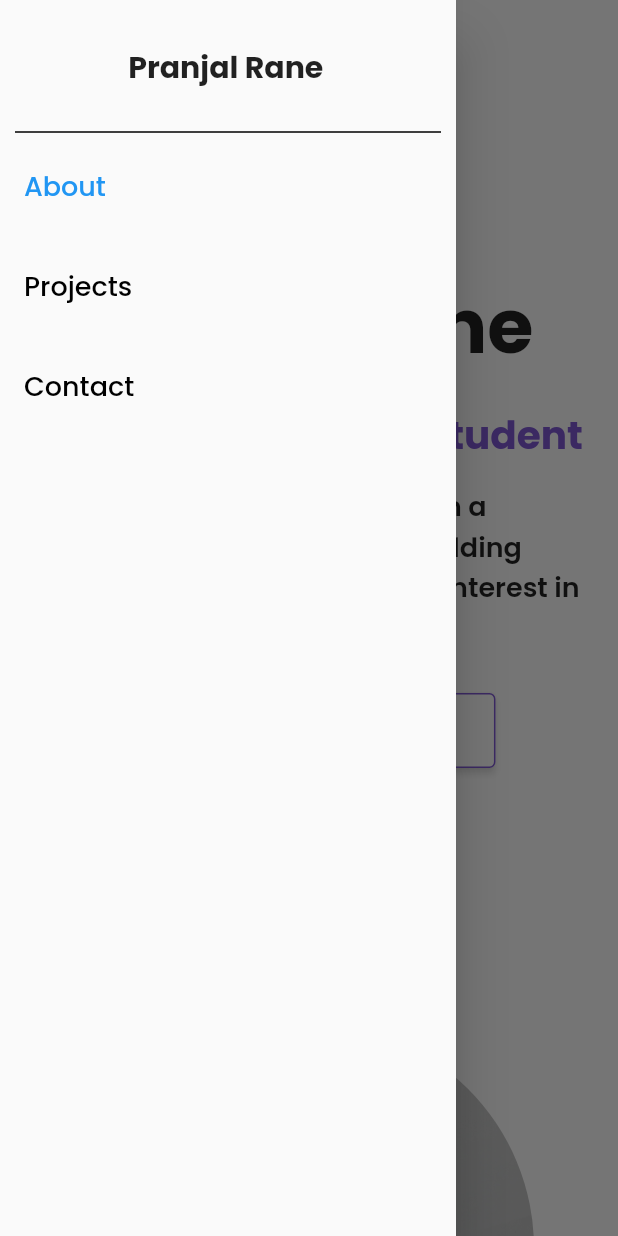
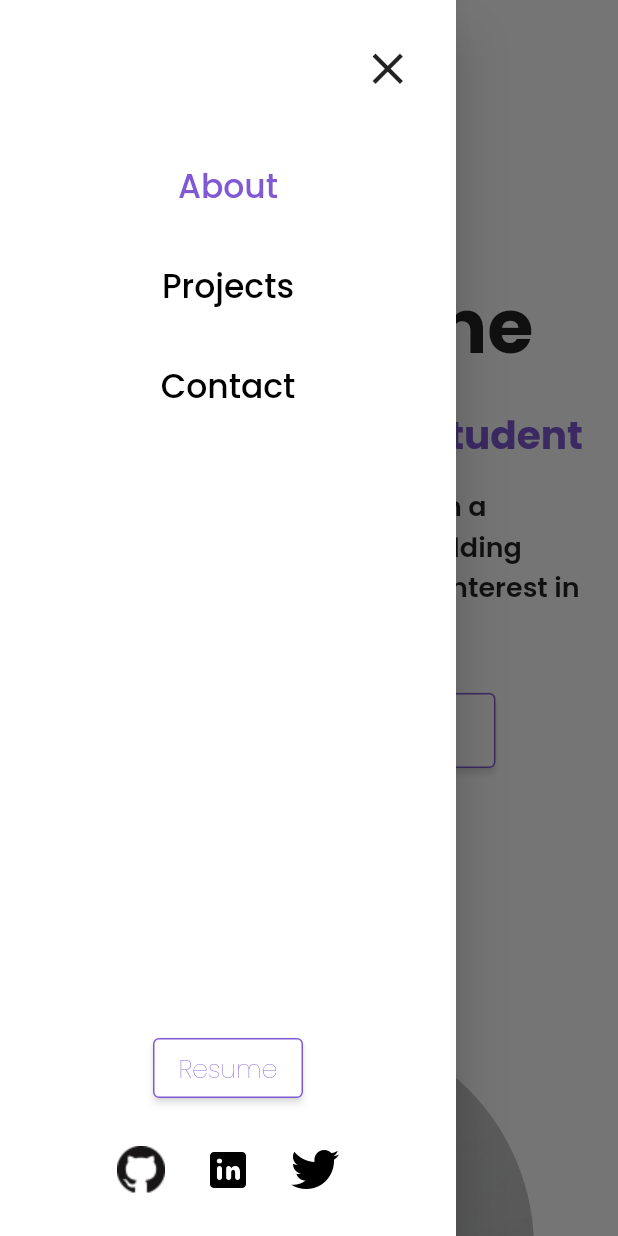
Before and after one commit to pranjal0207/pranjal-rane-portfolio, a Flutter app: the screen it shows after launch, with the side drawer open, on a phone screen of 412 x 824 dp. Run offline on Flutter 3.47's test engine with Material 2 defaults, Android fonts, the phone set to English and light mode, and no system bars; our stand-ins replace google_fonts; missing offline and left inert: dart:js, mailto.

Commit message:
updated mobile drawer

```diff
--- a/lib/widgets/mobileDrawer.dart
+++ b/lib/widgets/mobileDrawer.dart
@@ -1,6 +1,7 @@
 import 'package:flutter/material.dart';
-import 'package:pranjal_rane_portfolio/widgets/titleName.dart';
-
+import 'package:pranjal_rane_portfolio/widgets/contactPage.dart';
+import 'package:pranjal_rane_portfolio/widgets/resumeButton.dart';
+import 'dart:js' as js;
 import 'mobileDrawerItem.dart';
 
 class MobileDrawer extends StatefulWidget {
@@ -25,7 +26,7 @@ class _MobileDrawerState extends State<MobileDrawer> {
 
     await Scrollable.ensureVisible(
       context,
-      duration: Duration(milliseconds: 500)
+      duration: Duration(milliseconds: 800)
     );
   }
 
@@ -36,20 +37,27 @@ class _MobileDrawerState extends State<MobileDrawer> {
 
   @override
   Widget build(BuildContext context) {
-    return Drawer(
+    return Theme(
+      data: Theme.of(context).copyWith(
+        canvasColor: Colors.white
+      ),
+      child: Drawer(
         child: Column(
           children: <Widget>[
             Container(
-            margin: EdgeInsets.only(top: 30, bottom: 20),
-            child: TitleName(),
+              margin: EdgeInsets.only(top : 20, right: 20, bottom: 20),
+              child: Row(
+                mainAxisAlignment: MainAxisAlignment.end,
+                children: [
+                  IconButton(
+                    onPressed: (){
+                      Navigator.pop(context);
+                    },
+                    icon: Icon(Icons.close),
+                    iconSize: 35,
+                  )
+                ],
               ),
-
-          Container(
-            margin: EdgeInsets.only(left : 10, right: 10),
-            child : Divider(
-              thickness: 1,
-              color: Colors.black,
-            )
             ),
 
             Container(
@@ -79,9 +87,86 @@ class _MobileDrawerState extends State<MobileDrawer> {
                   );
                 }
               )
+            ),
+
+            Expanded(
+              child : Container(
+                margin: EdgeInsets.only(bottom: 20),
+                child: Column(
+                  mainAxisAlignment: MainAxisAlignment.end,
+                  children: <Widget>[
+                    ResumeButton(
+                      resumeLink: "https://drive.google.com/file/d/1eAk6Wt60WtcaGnzjhLGJWxCSg_iB3IgZ/view?usp=sharing"
+                    ),
+
+                    SizedBox(
+                      height: 20,
+                    ),
+
+                    Row(
+                      mainAxisAlignment: MainAxisAlignment.center,
+                      children: <Widget>[
+                        IconButton(
+                          onPressed: (){
+                            js.context.callMethod('open', ["https://github.com/pranjal0207"]);
+                          },
+                          icon: Image.asset(
+                            "assets/icons/githubIcon.png",
+                            height: 48,
+                            width: 48,
+                          ),
+                          splashColor: Colors.transparent,
+                          splashRadius: 0.1,
+                          iconSize: 15,
+                          tooltip : "GitHub"
+                        ),
+
+                        SizedBox(
+                          width: 10,
+                        ),
+
+                        IconButton(
+                          onPressed: () {
+                            js.context.callMethod('open', ["https://www.linkedin.com/in/pranjal-rane/"]);
+                          },
+                          icon: Image.asset(
+                            "assets/icons/linkedinIcon.png",
+                            height: 48,
+                            width: 48,
+                          ),
+                          splashColor: Colors.transparent,
+                          splashRadius: 0.1,
+                          iconSize: 15,
+                          tooltip : "LinkedIn"
+                        ),
+
+                        SizedBox(
+                          width: 10,
+                        ),
+
+                        IconButton(
+                          onPressed: () {
+                            js.context.callMethod('open', ["https://twitter.com/pranjal_rane"]);
+                          },
+                          icon: Image.asset(
+                            "assets/icons/twitterIcon.png",
+                            height: 48,
+                            width: 48,
+                          ),
+                          splashColor: Colors.transparent,
+                          splashRadius: 0.1,
+                          iconSize: 15,
+                          tooltip : "Twitter"
+                        ),
+                      ],
+                    ),
+                  ]
+                )
+              )
             )
           ],
         ),
+      )
     );
   }
 }
--- a/lib/widgets/mobileDrawerItem.dart
+++ b/lib/widgets/mobileDrawerItem.dart
@@ -14,16 +14,15 @@ class MobileDrawerItem extends StatelessWidget {
 
   @override
   Widget build(BuildContext context) {
-    return ListTile(
-      title: Text(
+    return TextButton(
+      onPressed: onPress,
+      child: Text(
         title,
         style: TextStyle(
-          color: (isActive)? Colors.blue : Colors.black,
-          fontSize: 18
+          color: (isActive)? Color(0xff805ad5) : Colors.black,
+          fontSize: 22
         ),
-      ),
-      onTap: onPress,
-      hoverColor: Colors.blue.shade100,
+      )
     );
   }
 }
--- a/lib/widgets/navigationBar.dart
+++ b/lib/widgets/navigationBar.dart
@@ -1,5 +1,6 @@
 import 'package:flutter/material.dart';
 import 'package:pranjal_rane_portfolio/widgets/navigationBarItem.dart';
+import 'package:pranjal_rane_portfolio/widgets/resumeButton.dart';
 import 'package:pranjal_rane_portfolio/widgets/titleName.dart';
 import 'dart:js' as js;
 
@@ -41,7 +42,7 @@ class _NavigationBarState extends State<NavigationBar> {
   @override
   Widget build(BuildContext context) {
     final double maxWidth = 1200;
-    final double screenWidth = MediaQuery.of(context).size.width;
+    //final double screenWidth = MediaQuery.of(context).size.width;
     return Container(
       padding: EdgeInsets.only(top : 25, bottom: 25, left : 20, right: 20),
       constraints: BoxConstraints(maxWidth: maxWidth),
@@ -78,38 +79,8 @@ class _NavigationBarState extends State<NavigationBar> {
             ),
           ),
 
-          Container(
-            child: MouseRegion(
-              onHover: (_){
-                setState(() {
-                  hover = true;
-                });
-              },
-              onExit: (_){
-                setState(() {
-                  hover = false;
-                });
-              },
-              child: ElevatedButton(
-                child: Text(
-                  "Resume",
-                  style: TextStyle(
-                    color: (hover)? Colors.white : Color(0xff805ad5),
-                    fontWeight: FontWeight.w200,
-                    fontSize: 17
-                  ),
-                ),
-                onPressed: () {
-                  js.context.callMethod('open', ["https://drive.google.com/file/d/1eAk6Wt60WtcaGnzjhLGJWxCSg_iB3IgZ/view?usp=sharing"]);
-                },
-                style: ElevatedButton.styleFrom(
-                  side: BorderSide(color: Color(0xff805ad5)),
-                  primary: (hover)? Color(0xff805ad5) : Colors.white,
-                  fixedSize: Size(100, 40),
-                  shadowColor: Colors.white
-                ),
-              ),
-            ),
+          ResumeButton(
+            resumeLink: "https://drive.google.com/file/d/1eAk6Wt60WtcaGnzjhLGJWxCSg_iB3IgZ/view?usp=sharing"
           )
         ],
       ),
--- /dev/null
+++ b/lib/widgets/resumeButton.dart
@@ -0,0 +1,54 @@
+import 'package:flutter/material.dart';
+import 'dart:js' as js;
+
+class ResumeButton extends StatefulWidget {
+  final String resumeLink;
+  const ResumeButton({
+    required this.resumeLink,
+    Key? key
+  }) : super(key: key);
+
+  @override
+  _ResumeButtonState createState() => _ResumeButtonState();
+}
+
+class _ResumeButtonState extends State<ResumeButton> {
+  bool hover = false;
+
+  @override
+  Widget build(BuildContext context) {
+    return Container(
+      child: MouseRegion(
+        onHover: (_){
+          setState(() {
+            hover = true;
+          });
+        },
+        onExit: (_){
+          setState(() {
+            hover = false;
+          });
+        },
+        child: ElevatedButton(
+          child: Text(
+            "Resume",
+            style: TextStyle(
+              color: (hover)? Colors.white : Color(0xff805ad5),
+              fontWeight: FontWeight.w200,
+              fontSize: 17
+            ),
+          ),
+          onPressed: () {
+            js.context.callMethod('open', [widget.resumeLink]);
+          },
+          style: ElevatedButton.styleFrom(
+            side: BorderSide(color: Color(0xff805ad5)),
+            primary: (hover)? Color(0xff805ad5) : Colors.white,
+            fixedSize: Size(100, 40),
+            shadowColor: Colors.white
+          ),
+        ),
+      ),
+    );
+  }
+}
```
Also changed, not shown: 1 other file. Lines whose indentation alone changed are shown as unchanged.
